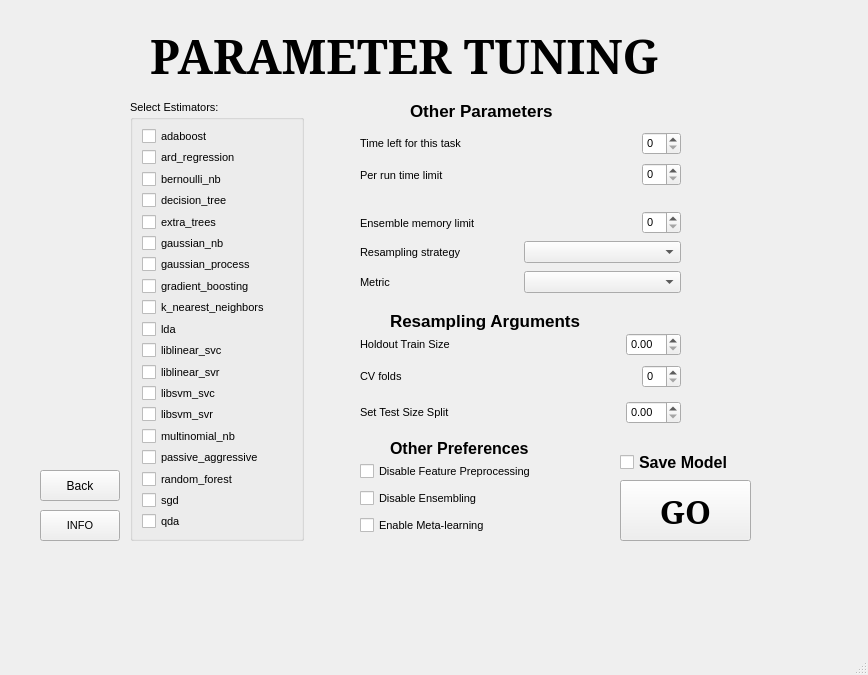
ggrkp/projectv1, file guiv1.ui: the form before one commit.
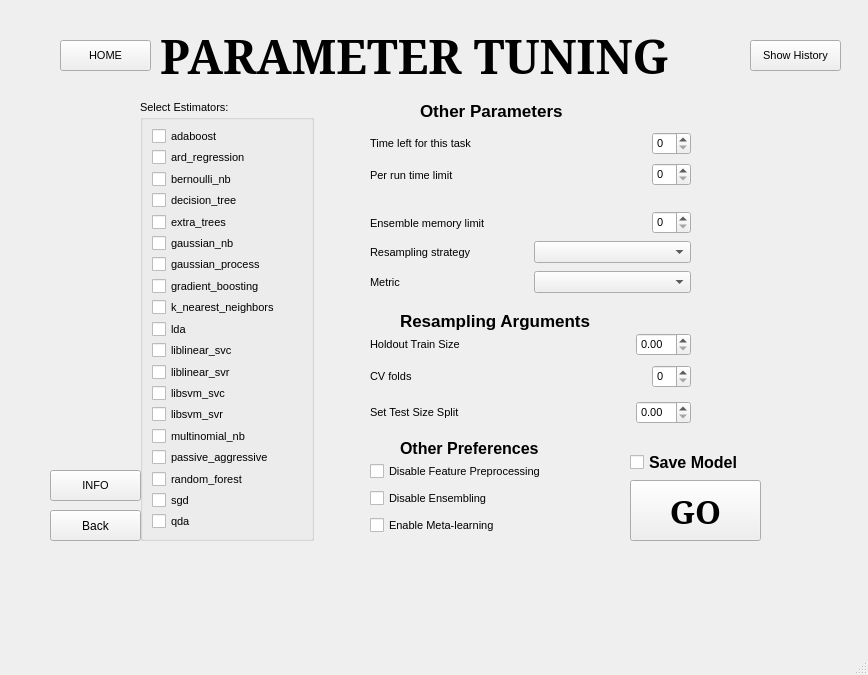
The form after the commit. The open tabs and pages were chosen to show the change.

The edit to the form file:
```diff
--- a/guiv1.ui
+++ b/guiv1.ui
@@ -29,7 +29,7 @@
    <widget class="QStackedWidget" name="stackedWidget">
     <property name="geometry">
      <rect>
-      <x>40</x>
+      <x>50</x>
       <y>10</y>
       <width>801</width>
       <height>631</height>
@@ -885,8 +885,8 @@
       <property name="geometry">
        <rect>
         <x>0</x>
-        <y>460</y>
-        <width>80</width>
+        <y>500</y>
+        <width>91</width>
         <height>31</height>
        </rect>
       </property>
@@ -906,8 +906,8 @@
       <property name="geometry">
        <rect>
         <x>0</x>
-        <y>500</y>
-        <width>80</width>
+        <y>460</y>
+        <width>91</width>
         <height>31</height>
        </rect>
       </property>
@@ -1277,6 +1277,38 @@
        <string>GO</string>
       </property>
      </widget>
+     <widget class="QPushButton" name="nextButton2_2">
+      <property name="geometry">
+       <rect>
+        <x>10</x>
+        <y>30</y>
+        <width>91</width>
+        <height>31</height>
+       </rect>
+      </property>
+      <property name="cursor">
+       <cursorShape>PointingHandCursor</cursorShape>
+      </property>
+      <property name="text">
+       <string>ΗΟΜΕ</string>
+      </property>
+     </widget>
+     <widget class="QPushButton" name="hist_btn">
+      <property name="geometry">
+       <rect>
+        <x>700</x>
+        <y>30</y>
+        <width>91</width>
+        <height>31</height>
+       </rect>
+      </property>
+      <property name="cursor">
+       <cursorShape>PointingHandCursor</cursorShape>
+      </property>
+      <property name="text">
+       <string>Show History</string>
+      </property>
+     </widget>
     </widget>
     <widget class="QWidget" name="page_4">
      <widget class="QTabWidget" name="tabWidget">
```
Left out of the diff: 76 changed lines with no effect on the pictures.
